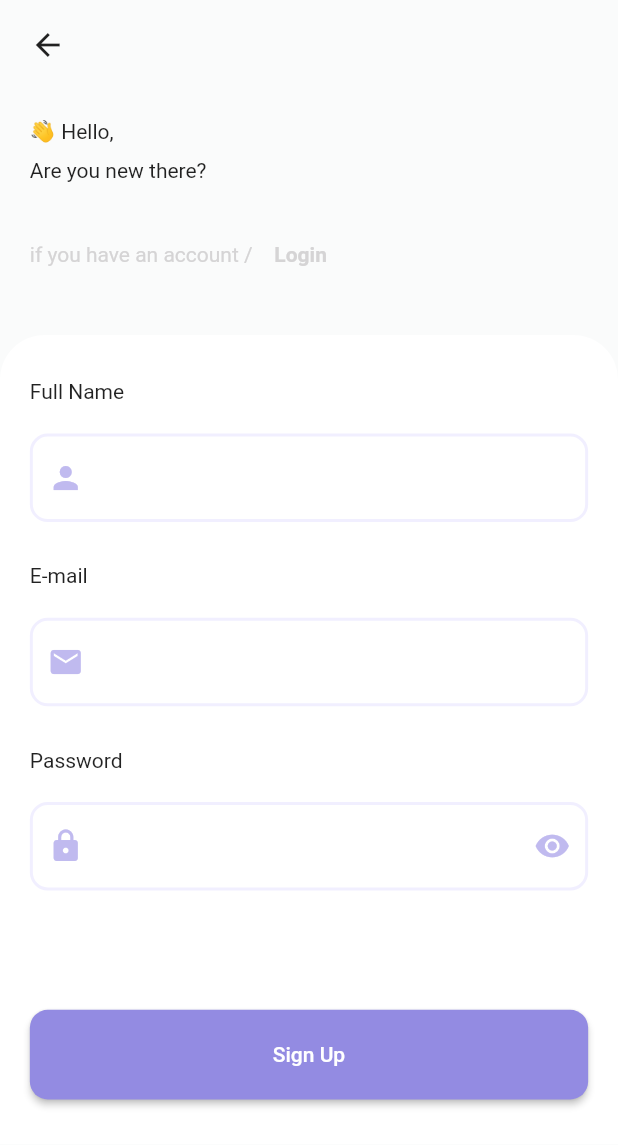
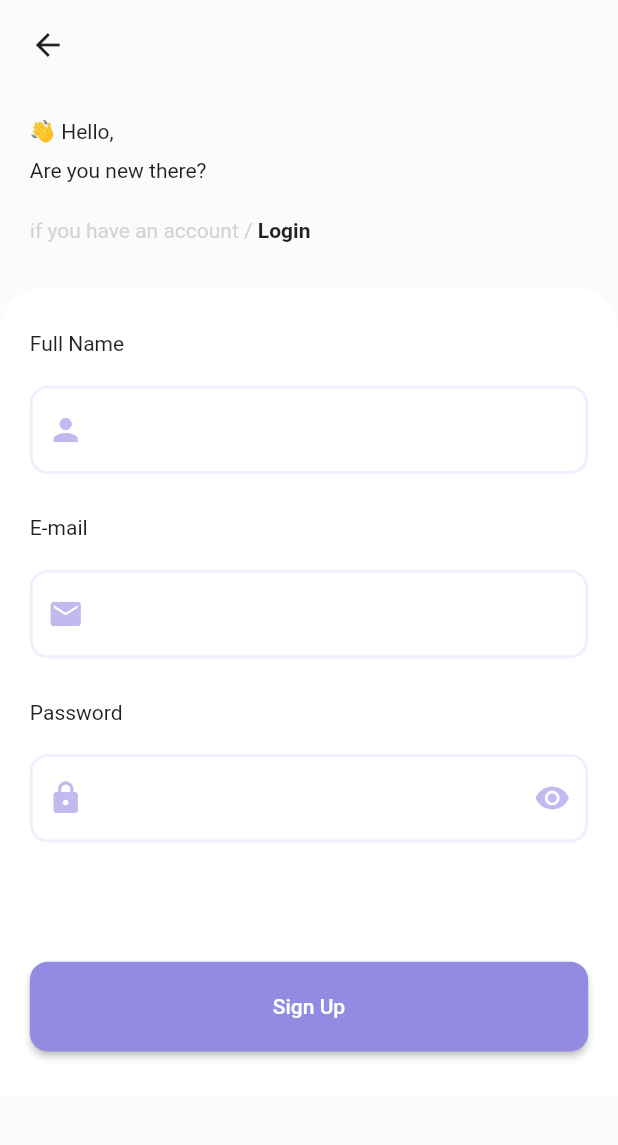
Before and after one commit to davidfffelix/desafio_3, a Flutter app: the screen it shows after launch, on a phone screen of 412 x 824 dp. Shown: the top 1145 px of the screen. Run offline on Flutter 3.47's test engine with Material 2 defaults, Android fonts, the phone set to English and light mode, and no system bars.

Commit message:
Update file HomePage

```diff
--- a/lib/components/pages_app_bar_widget.dart
+++ b/lib/components/pages_app_bar_widget.dart
@@ -1,6 +1,5 @@
 import 'package:flutter/material.dart';
 import '../responsivity.dart';
-
 class PagesAppBarWidget extends StatelessWidget implements PreferredSizeWidget {
   final Color appBarColor;
   final Widget leading;
--- a/lib/home/home_page.dart
+++ b/lib/home/home_page.dart
@@ -1,3 +1,4 @@
+import 'package:flutter/gestures.dart';
 import 'package:flutter/material.dart';
 import '../components/pages_app_bar_widget.dart';
 import '../components/body_home_page_component.dart';
@@ -41,21 +42,25 @@ class HomePage extends StatelessWidget {
                       color: Color(0xffD5D4D5),
                     ),
                   ),
-                  TextButton(
-                    child: const Text(
-                      'Login',
-                      style: TextStyle(
-                        color: Color(0xffD5D4D5),
+                  Text.rich(
+                    TextSpan(
+                      children: [
+                        TextSpan(
+                          text: ' Login',
+                          style: const TextStyle(
                             fontWeight: FontWeight.bold,
                           ),
-                    ),
-                    onPressed: () {
+                          recognizer: TapGestureRecognizer()
+                            ..onTap = () {
                               Navigator.of(context).push(
                                 MaterialPageRoute(
-                          builder: (context) => const LoginPage(),
+                                  builder: (context) => const HomePage(),
                                 ),
                               );
                             },
+                        ),
+                      ],
+                    ),
                   ),
                 ],
               ),
```
Also changed, not shown: lib/home/header_home_page_component.dart (deleted, +0 -64 lines). Lines whose indentation alone changed are shown as unchanged.
